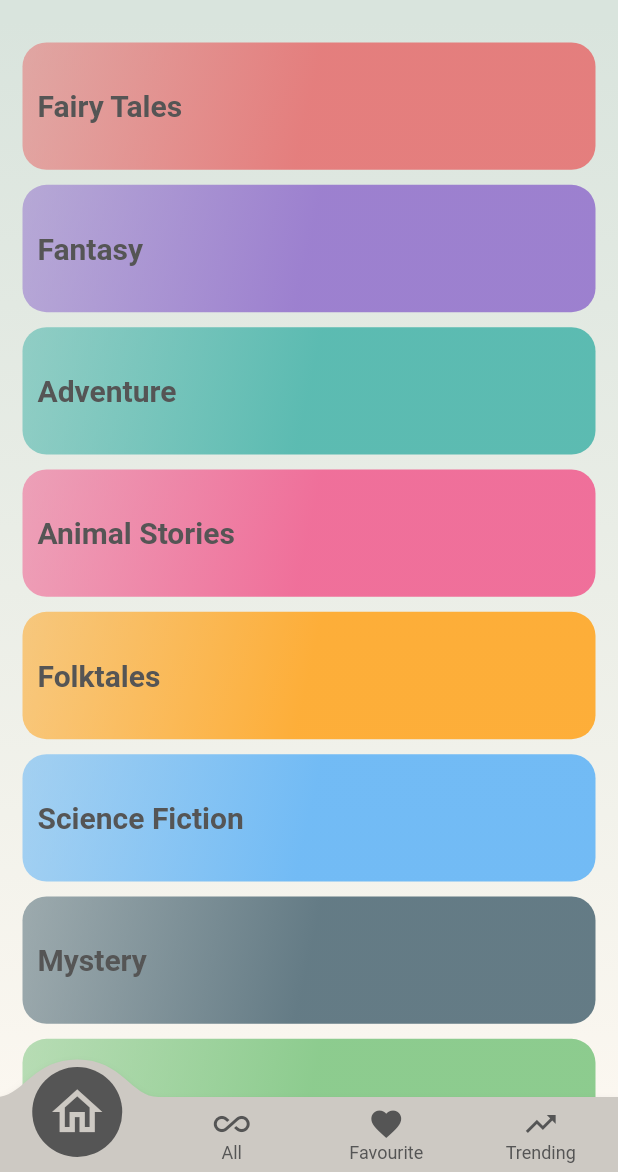
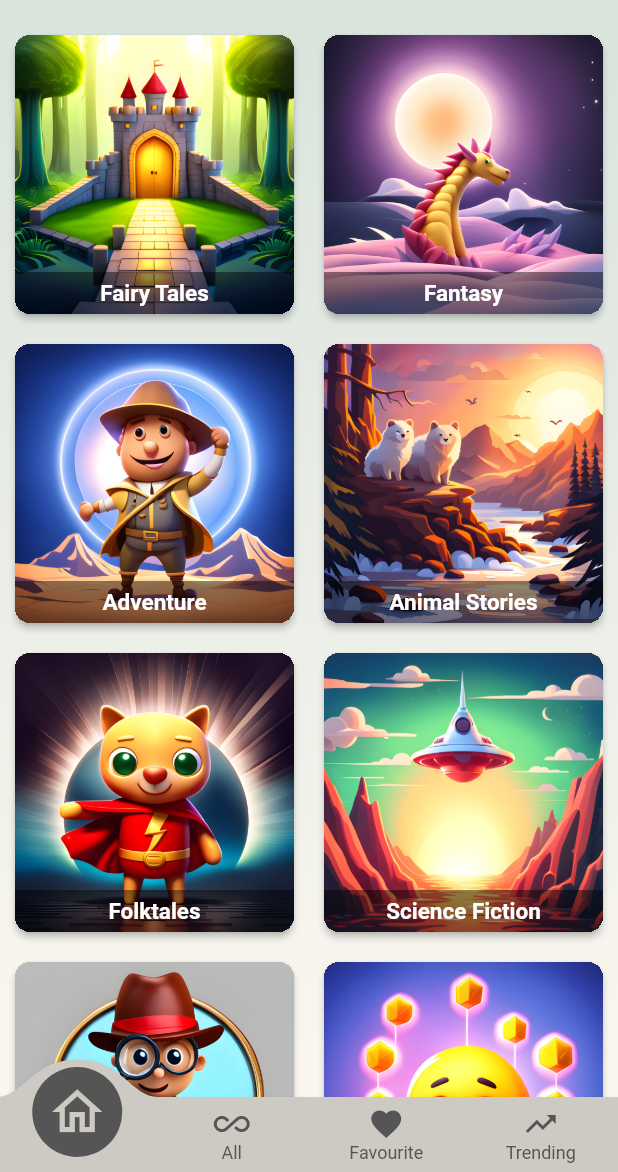
Before and after one commit to muthumala19/kids_stories, a Flutter app: the screen it shows once a user with an empty profile is signed in, on a phone screen of 412 x 824 dp, the part 64-1236 px from its top. Run offline on Flutter 3.47's test engine with Material 2 defaults, Android fonts, the phone set to English and light mode, and no system bars; drawn by our look-alikes of convex_bottom_bar; our stand-ins replace animated_text_kit, firebase_auth, firebase_core, flutter_riverpod, google_fonts, google_sign_in and 1 more; accounts and stored records are empty.

Commit message:
Add images for category screen.

```diff
--- a/lib/data/data.dart
+++ b/lib/data/data.dart
@@ -3,19 +3,84 @@ import 'package:kids_stories/models/category_model.dart';
 import 'package:kids_stories/models/story_model.dart';
 
 const categories = [
-  Category(id: 'c1', title: 'Fairy Tales', color: Color(0xFFE57373)),
-  Category(id: 'c2', title: 'Fantasy', color: Color(0xFF9575CD)),
-  Category(id: 'c3', title: 'Adventure', color: Color(0xFF4DB6AC)),
-  Category(id: 'c4', title: 'Animal Stories', color: Color(0xFFF06292)),
-  Category(id: 'c5', title: 'Folktales', color: Color(0xFFFFA726)),
-  Category(id: 'c6', title: 'Science Fiction', color: Color(0xFF64B5F6)),
-  Category(id: 'c7', title: 'Mystery', color: Color(0xFF546E7A)),
-  Category(id: 'c8', title: 'Humor', color: Color(0xFF81C784)),
-  Category(id: 'c9', title: 'Friendship', color: Color(0xFFFFD700)),
-  Category(id: 'c10', title: 'Historical Fiction', color: Color(0xFF8D6E63)),
-  Category(id: 'c11', title: 'Picture Books', color: Color(0xFFFFC107)),
-  Category(id: 'c12', title: 'Educational', color: Color(0xFF4CAF50)),
-  Category(id: 'c13', title: 'Bedtime Stories', color: Color(0xFF7986CB)),
+  Category(
+    id: 'c1',
+    title: 'Fairy Tales',
+    color: Color(0xFFE57373),
+    imagePath: 'assets/category_images/c1.png',
+  ),
+  Category(
+    imagePath: 'assets/category_images/c2.png',
+    id: 'c2',
+    title: 'Fantasy',
+    color: Color(0xFF9575CD),
+  ),
+  Category(
+    imagePath: 'assets/category_images/c3.png',
+    id: 'c3',
+    title: 'Adventure',
+    color: Color(0xFF4DB6AC),
+  ),
+  Category(
+    imagePath: 'assets/category_images/c4.png',
+    id: 'c4',
+    title: 'Animal Stories',
+    color: Color(0xFFF06292),
+  ),
+  Category(
+    imagePath: 'assets/category_images/c5.png',
+    id: 'c5',
+    title: 'Folktales',
+    color: Color(0xFFFFA726),
+  ),
+  Category(
+    imagePath: 'assets/category_images/c6.png',
+    id: 'c6',
+    title: 'Science Fiction',
+    color: Color(0xFF64B5F6),
+  ),
+  Category(
+    imagePath: 'assets/category_images/c7.png',
+    id: 'c7',
+    title: 'Mystery',
+    color: Color(0xFF546E7A),
+  ),
+  Category(
+    id: 'c8',
+    imagePath: 'assets/category_images/c8.png',
+    title: 'Humor',
+    color: Color(0xFF81C784),
+  ),
+  Category(
+    id: 'c9',
+    imagePath: 'assets/category_images/c9.png',
+    title: 'Friendship',
+    color: Color(0xFFFFD700),
+  ),
+  Category(
+    id: 'c10',
+    imagePath: 'assets/category_images/c10.png',
+    title: 'Historical Fiction',
+    color: Color(0xFF8D6E63),
+  ),
+  Category(
+    id: 'c11',
+    imagePath: 'assets/category_images/c11.png',
+    title: 'Picture Books',
+    color: Color(0xFFFFC107),
+  ),
+  Category(
+    imagePath: 'assets/category_images/c12.png',
+    id: 'c12',
+    title: 'Educational',
+    color: Color(0xFF4CAF50),
+  ),
+  Category(
+    id: 'c13',
+    imagePath: 'assets/category_images/c13.png',
+    title: 'Bedtime Stories',
+    color: Color(0xFF7986CB),
+  ),
 ];
 
 const List<Story> stories = [
@@ -191,7 +256,8 @@ const List<Story> stories = [
   Story(
     id: '9',
     title: "Zara and the Enchanted Forest",
-    imageUrl: 'https://res.cloudinary.com/dgvv3j3st/image/upload/v1692499599/kids_stories_app/Zara%20and%20the%20Enchanted%20Forest/rayqzeycbujunoqchea6.png',
+    imageUrl:
+        'https://res.cloudinary.com/dgvv3j3st/image/upload/v1692499599/kids_stories_app/Zara%20and%20the%20Enchanted%20Forest/rayqzeycbujunoqchea6.png',
     categories: ['c2', 'c9'],
     // 'Fantasy', 'Friendship'
     complexity: Complexity.simple,
--- a/lib/models/category_model.dart
+++ b/lib/models/category_model.dart
@@ -1,9 +1,15 @@
 import 'package:flutter/material.dart';
 
 class Category {
-  const Category({required this.id, required this.title, required this.color});
+  const Category({
+    required this.id,
+    required this.title,
+    required this.color,
+    required this.imagePath,
+  });
 
   final String id;
   final String title;
+  final String imagePath;
   final Color color;
 }
--- a/lib/screens/categories_screen.dart
+++ b/lib/screens/categories_screen.dart
@@ -1,13 +1,13 @@
 import 'package:flutter/material.dart';
 import 'package:flutter_riverpod/flutter_riverpod.dart';
 import 'package:google_fonts/google_fonts.dart';
-import 'package:kids_stories/data/data.dart';
 import 'package:kids_stories/providers/bottom_navigation_provider.dart';
 import 'package:kids_stories/screens/story_list_for_category_screen.dart';
 import 'package:kids_stories/widgets/side_drawer_widget.dart';
 
+import '../data/data.dart';
 import '../widgets/bottom_navigation_bar_widget.dart';
-import '../widgets/category_item_widget.dart';
+import '../widgets/category_items_list_widget.dart';
 
 class CategoriesScreen extends ConsumerWidget {
   const CategoriesScreen({Key? key}) : super(key: key);
@@ -15,40 +15,14 @@ class CategoriesScreen extends ConsumerWidget {
   @override
   Widget build(BuildContext context, WidgetRef ref) {
     int activeTabIndex = ref.watch(bottomNavBarSelectionProvider);
-    Widget activeContent = Container(
-      decoration: BoxDecoration(
-        gradient: LinearGradient(
-          colors: [
-            Theme.of(context).colorScheme.primaryContainer,
-            Theme.of(context).colorScheme.secondary,
-          ],
-          begin: Alignment.topCenter,
-          end: Alignment.bottomCenter,
-        ),
-      ),
-      child: GridView(
-        padding: const EdgeInsets.fromLTRB(15, 15, 15, 15),
-        gridDelegate: const SliverGridDelegateWithFixedCrossAxisCount(
-          crossAxisCount: 1,
-          childAspectRatio: 9 / 2,
-          crossAxisSpacing: 10,
-          mainAxisSpacing: 10,
-        ),
-        children: [
-          for (final category in categories)
-            CategoryItem(
-              category: category,
-            )
-        ],
-      ),
-    );
+    Widget activeContent = const CategoryItemsList();
     String activeAppBarTitle = "Kids Story Categories";
 
     switch (activeTabIndex) {
       case 1:
         {
           activeAppBarTitle = "All";
-          activeContent = StoriesScreen(
+          activeContent = activeContent = StoriesScreen(
             backgroundColor: Theme.of(context).colorScheme.secondaryContainer,
             list: stories,
             showAppBar: false,
--- a/lib/screens/story_list_for_category_screen.dart
+++ b/lib/screens/story_list_for_category_screen.dart
@@ -1,11 +1,12 @@
 import 'package:flutter/material.dart';
+import 'package:flutter_riverpod/flutter_riverpod.dart';
 import 'package:google_fonts/google_fonts.dart';
 import 'package:kids_stories/screens/story_details_screen.dart';
 import 'package:kids_stories/widgets/story_card_widget.dart';
 
 import '../models/story_model.dart';
 
-class StoriesScreen extends StatelessWidget {
+class StoriesScreen extends ConsumerStatefulWidget {
   const StoriesScreen({
     Key? key,
     required this.backgroundColor,
@@ -20,13 +21,37 @@ class StoriesScreen extends StatelessWidget {
   final String appBarTitle;
 
   @override
+  ConsumerState<StoriesScreen> createState() => _StoriesScreenState();
+}
+
+class _StoriesScreenState extends ConsumerState<StoriesScreen>
+    with SingleTickerProviderStateMixin {
+  late AnimationController _animationController;
+
+  @override
+  void initState() {
+    super.initState();
+    _animationController = AnimationController(
+      vsync: this,
+      duration: const Duration(milliseconds: 400),
+    );
+    _animationController.forward();
+  }
+
+  @override
+  void dispose() {
+    _animationController.dispose();
+    super.dispose();
+  }
+
+  @override
   Widget build(BuildContext context) {
     return Scaffold(
-      appBar: showAppBar
+      appBar: widget.showAppBar
           ? AppBar(
               iconTheme: const IconThemeData(color: Colors.white),
               title: Text(
-                appBarTitle,
+                widget.appBarTitle,
                 style: GoogleFonts.aBeeZee(
                     textStyle: Theme.of(context).textTheme.titleLarge!.copyWith(
                           color: Colors.white,
@@ -35,12 +60,12 @@ class StoriesScreen extends StatelessWidget {
                     fontSize: 25),
                 softWrap: true,
               ),
-              backgroundColor: backgroundColor,
+              backgroundColor: widget.backgroundColor,
             )
           : null,
       backgroundColor: Theme.of(context).colorScheme.onSecondaryContainer,
       body: Container(
-        color: backgroundColor,
+        color: widget.backgroundColor,
         child: Container(
           decoration: BoxDecoration(
             borderRadius: const BorderRadius.only(
@@ -52,7 +77,22 @@ class StoriesScreen extends StatelessWidget {
           height: double.infinity,
           width: double.infinity,
           margin: const EdgeInsets.fromLTRB(10, 10, 10, 0),
-          child: list.isEmpty
+          child:AnimatedBuilder(
+                  animation: _animationController,
+                  builder: (BuildContext context, Widget? child) {
+                    return SlideTransition(
+                      position: Tween(
+                        begin: const Offset(0, 1),
+                        end: const Offset(0, 0),
+                      ).animate(
+                        CurvedAnimation(
+                            parent: _animationController,
+                            curve: Curves.easeInOut),
+                      ),
+                      child: child,
+                    );
+                  },
+                  child:  widget.list.isEmpty
                       ? Center(
                     child: Text(
                       "OOPs.! Nothing to show.",
@@ -67,15 +107,17 @@ class StoriesScreen extends StatelessWidget {
                     ),
                   )
                       : ListView.builder(
-                  itemCount: list.length,
+                    itemCount: widget.list.length,
                     itemBuilder: (context, index) => StoryCard(
-                    story: list[index],
+                      story: widget.list[index],
                       onTapStoryCard: (story) {
                         Navigator.of(context).push(MaterialPageRoute(
                           builder: (ctx) => StoryDetailsScreen(
-                            backgroundColor: backgroundColor, story: story),
+                              backgroundColor: widget.backgroundColor,
+                              story: story),
                         ));
                       },
+                    ),
                   ),
                 ),
         ),
--- a/lib/widgets/category_item_widget.dart
+++ b/lib/widgets/category_item_widget.dart
@@ -1,7 +1,7 @@
 import 'package:flutter/material.dart';
-import 'package:google_fonts/google_fonts.dart';
 import 'package:kids_stories/data/data.dart';
 import 'package:kids_stories/models/category_model.dart';
+import 'package:transparent_image/transparent_image.dart';
 
 import '../screens/story_list_for_category_screen.dart';
 
@@ -11,7 +11,19 @@ class CategoryItem extends StatelessWidget {
 
   @override
   Widget build(BuildContext context) {
-    return InkWell(
+    double titleFontSize = 15;
+    double cardMargin = 10;
+    double cardBorderRadius = 10;
+    double cardElevation = 2;
+    int maxLinesOfTitle = 1;
+    return Card(
+      elevation: cardElevation,
+      clipBehavior: Clip.hardEdge,
+      margin: EdgeInsets.all(cardMargin),
+      shape: RoundedRectangleBorder(
+        borderRadius: BorderRadius.circular(cardBorderRadius),
+      ),
+      child: InkWell(
         onTap: () {
           final selectedStories = stories.where(
             (element) {
@@ -30,30 +42,50 @@ class CategoryItem extends StatelessWidget {
             ),
           );
         },
-      splashColor: Theme.of(context).primaryColor,
-      borderRadius: BorderRadius.circular(10),
-      child: Container(
-        padding: const EdgeInsets.all(10),
-        decoration: BoxDecoration(
-          borderRadius: BorderRadius.circular(16),
-          gradient: LinearGradient(
-            colors: [
-              category.color.withOpacity(0.55),
-              category.color.withOpacity(0.9),
-              category.color.withOpacity(0.9),
-            ],
-            begin: Alignment.topLeft,
-            end: Alignment.bottomRight,
+        child: Stack(
+          children: [
+            AspectRatio(
+              aspectRatio: 2 / 2,
+              child: FadeInImage(
+                placeholder: MemoryImage(kTransparentImage),
+                image: AssetImage(category.imagePath),
+                fit: BoxFit.fitWidth,
+                width: double.infinity,
               ),
             ),
-        alignment: Alignment.centerLeft,
-        child: Text(
+            Positioned(
+              bottom: 0,
+              right: 0,
+              left: 0,
+              child: Container(
+                color: Colors.black45,
+                width: double.infinity,
+                padding: const EdgeInsets.all(5),
+                child: Column(
+                  mainAxisSize: MainAxisSize.max,
+                  children: [
+                    Row(
+                      mainAxisAlignment: MainAxisAlignment.center,
+                      children: [
+                        Text(
                           category.title,
-          style: GoogleFonts.aBeeZee(
-            textStyle: Theme.of(context).textTheme.titleLarge!.copyWith(
-                color: Theme.of(context).colorScheme.primary,
-                fontWeight: FontWeight.bold),
+                          maxLines: maxLinesOfTitle,
+                          textAlign: TextAlign.center,
+                          overflow: TextOverflow.visible,
+                          // to long texts add "..."
+
+                          style: TextStyle(
+                              fontSize: titleFontSize,
+                              fontWeight: FontWeight.bold,
+                              color: Colors.white),
                         ),
+                      ],
+                    ),
+                  ],
+                ),
+              ),
+            ),
+          ],
         ),
       ),
     );
```
Also changed, not shown: pubspec.yaml (+14 -0 lines). Lines whose indentation alone changed are shown as unchanged.
